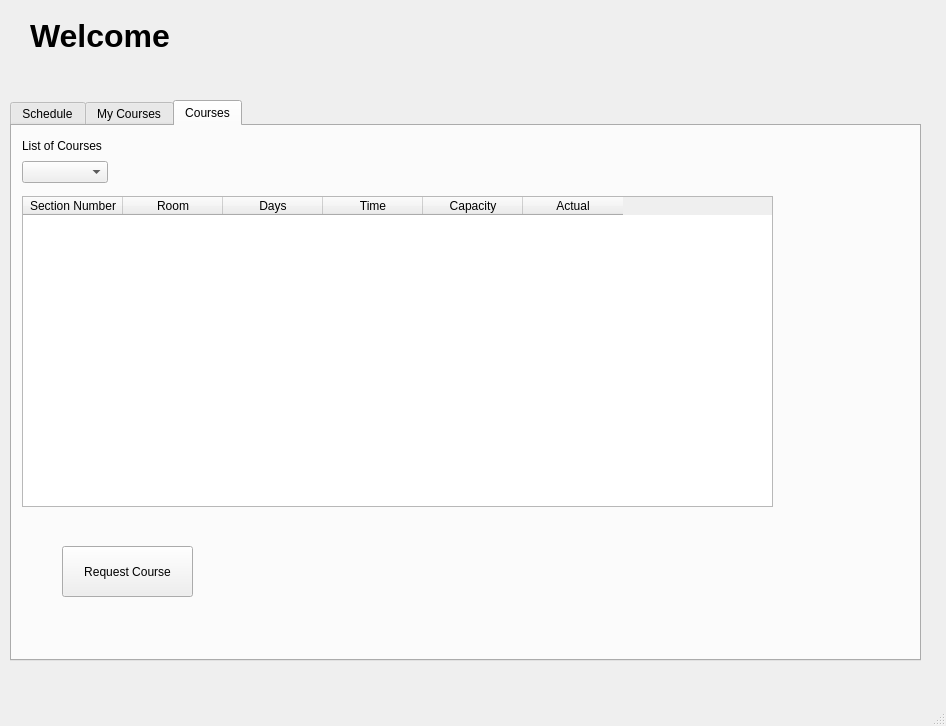
Old version of the form PreRegistrationGui/systemwindowprofessor.ui in the repository ritaaoun/Preregistration.
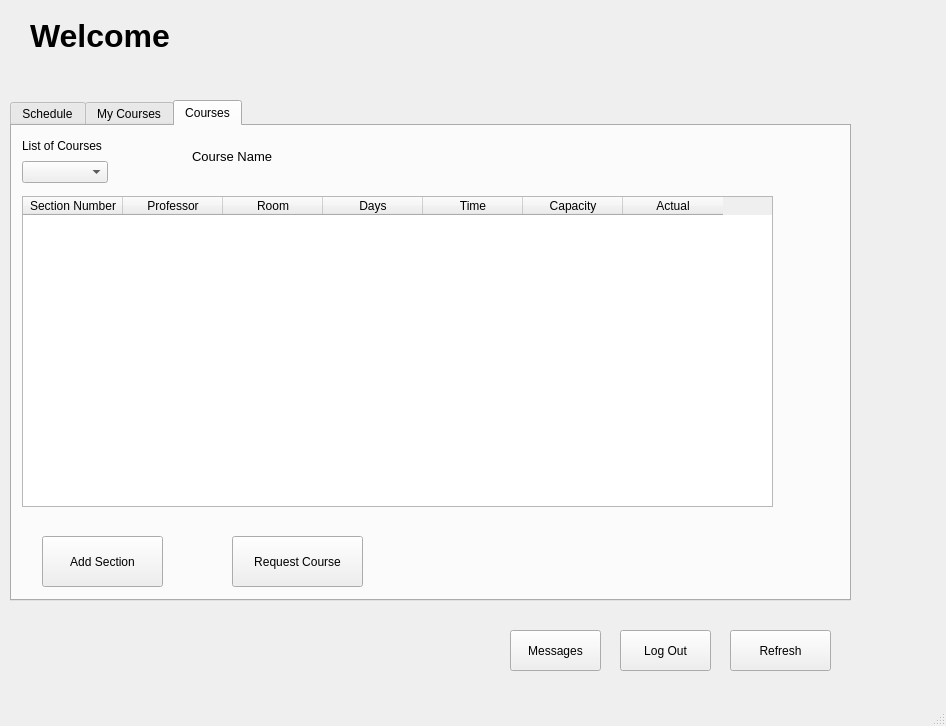
New version of the form. The open tabs and pages were chosen to show the change.

Commit message: Done with implementation of Professor window

```diff
--- a/PreRegistrationGui/systemwindowprofessor.ui
+++ b/PreRegistrationGui/systemwindowprofessor.ui
@@ -39,8 +39,8 @@
      <rect>
       <x>10</x>
       <y>100</y>
-      <width>911</width>
-      <height>561</height>
+      <width>841</width>
+      <height>501</height>
      </rect>
     </property>
     <property name="tabPosition">
@@ -210,19 +210,6 @@
        </property>
       </column>
      </widget>
-     <widget class="QPushButton" name="pbRefresh">
-      <property name="geometry">
-       <rect>
-        <x>0</x>
-        <y>20</y>
-        <width>101</width>
-        <height>23</height>
-       </rect>
-      </property>
-      <property name="text">
-       <string>Refresh</string>
-      </property>
-     </widget>
     </widget>
     <widget class="QWidget" name="tab_2">
      <attribute name="title">
@@ -278,45 +265,6 @@
        </property>
       </column>
      </widget>
-     <widget class="QPushButton" name="pbAddSection">
-      <property name="geometry">
-       <rect>
-        <x>70</x>
-        <y>410</y>
-        <width>111</width>
-        <height>51</height>
-       </rect>
-      </property>
-      <property name="text">
-       <string>Add Section</string>
-      </property>
-     </widget>
-     <widget class="QPushButton" name="pbEditSection">
-      <property name="geometry">
-       <rect>
-        <x>390</x>
-        <y>410</y>
-        <width>111</width>
-        <height>51</height>
-       </rect>
-      </property>
-      <property name="text">
-       <string>Edit Section</string>
-      </property>
-     </widget>
-     <widget class="QPushButton" name="pbRemoveSection">
-      <property name="geometry">
-       <rect>
-        <x>710</x>
-        <y>410</y>
-        <width>111</width>
-        <height>51</height>
-       </rect>
-      </property>
-      <property name="text">
-       <string>Remove Section</string>
-      </property>
-     </widget>
     </widget>
     <widget class="QWidget" name="tab_5">
      <attribute name="title">
@@ -336,6 +284,11 @@
         <string>Section Number</string>
        </property>
       </column>
+      <column>
+       <property name="text">
+        <string>Professor</string>
+       </property>
+      </column>
       <column>
        <property name="text">
         <string>Room</string>
@@ -387,8 +340,8 @@
      <widget class="QPushButton" name="pbRequestCourse">
       <property name="geometry">
        <rect>
-        <x>50</x>
-        <y>420</y>
+        <x>220</x>
+        <y>410</y>
         <width>131</width>
         <height>51</height>
        </rect>
@@ -397,8 +350,96 @@
        <string>Request Course</string>
       </property>
      </widget>
+     <widget class="QLabel" name="label_2">
+      <property name="geometry">
+       <rect>
+        <x>180</x>
+        <y>20</y>
+        <width>91</width>
+        <height>21</height>
+       </rect>
+      </property>
+      <property name="font">
+       <font>
+        <pointsize>10</pointsize>
+       </font>
+      </property>
+      <property name="text">
+       <string>Course Name</string>
+      </property>
+     </widget>
+     <widget class="QLabel" name="labelCourseName">
+      <property name="geometry">
+       <rect>
+        <x>280</x>
+        <y>20</y>
+        <width>481</width>
+        <height>21</height>
+       </rect>
+      </property>
+      <property name="font">
+       <font>
+        <pointsize>10</pointsize>
+       </font>
+      </property>
+      <property name="text">
+       <string/>
+      </property>
+     </widget>
+     <widget class="QPushButton" name="pbAddSection">
+      <property name="geometry">
+       <rect>
+        <x>30</x>
+        <y>410</y>
+        <width>121</width>
+        <height>51</height>
+       </rect>
+      </property>
+      <property name="text">
+       <string>Add Section</string>
+      </property>
+     </widget>
     </widget>
    </widget>
+   <widget class="QPushButton" name="pbRefresh">
+    <property name="geometry">
+     <rect>
+      <x>730</x>
+      <y>630</y>
+      <width>101</width>
+      <height>41</height>
+     </rect>
+    </property>
+    <property name="text">
+     <string>Refresh</string>
+    </property>
+   </widget>
+   <widget class="QPushButton" name="pbMessage">
+    <property name="geometry">
+     <rect>
+      <x>510</x>
+      <y>630</y>
+      <width>91</width>
+      <height>41</height>
+     </rect>
+    </property>
+    <property name="text">
+     <string>Messages</string>
+    </property>
+   </widget>
+   <widget class="QPushButton" name="pbLogout">
+    <property name="geometry">
+     <rect>
+      <x>620</x>
+      <y>630</y>
+      <width>91</width>
+      <height>41</height>
+     </rect>
+    </property>
+    <property name="text">
+     <string>Log Out</string>
+    </property>
+   </widget>
   </widget>
   <widget class="QMenuBar" name="menubar">
    <property name="geometry">
```
Left out of the diff: 22 changed lines with no effect on the pictures. The commit also changes 9 other files.
